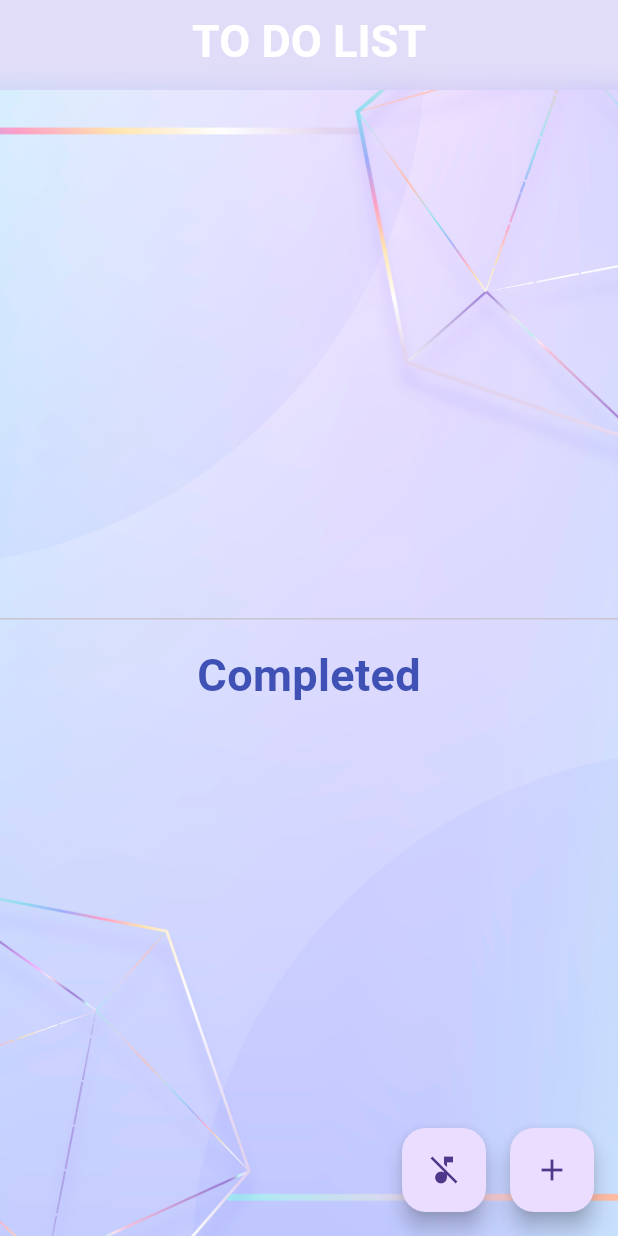
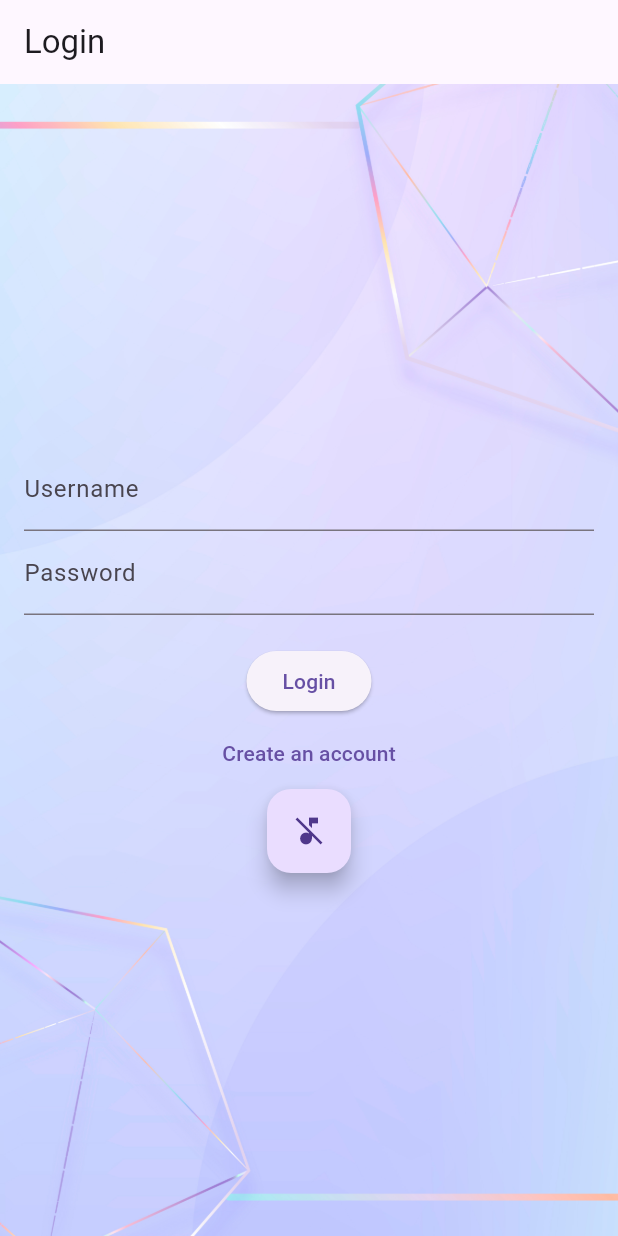
Before and after one commit to namtranst2304/flutter-todoapp, a Flutter app: the screen it shows after launch, after a tap on the "music note" icon, on a phone screen of 412 x 824 dp. Run offline on Flutter 3.47's test engine with Material 3 defaults, Android fonts, the phone set to English and light mode, and no system bars; our stand-ins replace audioplayers, shared_preferences.

Commit message:
update login page

```diff
--- /dev/null
+++ b/lib/login_page.dart
@@ -0,0 +1,149 @@
+import 'package:flutter/material.dart';
+import 'package:shared_preferences/shared_preferences.dart';
+import 'todo_list.dart';
+
+class LoginPage extends StatefulWidget {
+  final bool isPlaying;
+  final VoidCallback toggleMusic;
+
+  const LoginPage({
+    super.key,
+    required this.isPlaying,
+    required this.toggleMusic,
+  });
+
+  @override
+  _LoginPageState createState() => _LoginPageState();
+}
+
+class _LoginPageState extends State<LoginPage> {
+  final TextEditingController _usernameController = TextEditingController();
+  final TextEditingController _passwordController = TextEditingController();
+  bool _isLogin = true;
+
+  void _login() async {
+    SharedPreferences prefs = await SharedPreferences.getInstance();
+    String? storedPassword = prefs.getString(_usernameController.text);
+    if (storedPassword == _passwordController.text) {
+      await prefs.setString('username', _usernameController.text);
+      Navigator.of(context).pushReplacement(
+        MaterialPageRoute(
+          builder: (context) => TodoList(
+            username: _usernameController.text,
+            isPlaying: widget.isPlaying,
+            toggleMusic: widget.toggleMusic,
+          ),
+        ),
+      );
+    } else {
+      ScaffoldMessenger.of(context).showSnackBar(
+        SnackBar(content: Text('Invalid username or password')),
+      );
+    }
+  }
+
+  void _register() async {
+    SharedPreferences prefs = await SharedPreferences.getInstance();
+    await prefs.setString(_usernameController.text, _passwordController.text);
+    setState(() {
+      _isLogin = true;
+    });
+    ScaffoldMessenger.of(context).showSnackBar(
+      SnackBar(content: Text('Registration successful')),
+    );
+  }
+
+  void _showRegisterDialog() {
+    showDialog(
+      context: context,
+      builder: (BuildContext context) {
+        return AlertDialog(
+          title: Text('Register'),
+          content: Column(
+            mainAxisSize: MainAxisSize.min,
+            children: [
+              TextField(
+                controller: _usernameController,
+                decoration: InputDecoration(labelText: 'Username'),
+              ),
+              TextField(
+                controller: _passwordController,
+                decoration: InputDecoration(labelText: 'Password'),
+                obscureText: true,
+              ),
+            ],
+          ),
+          actions: [
+            TextButton(
+              onPressed: () {
+                Navigator.of(context).pop();
+              },
+              child: Text('Cancel'),
+            ),
+            TextButton(
+              onPressed: () {
+                _register();
+                Navigator.of(context).pop();
+              },
+              child: Text('Register'),
+            ),
+          ],
+        );
+      },
+    );
+  }
+
+  @override
+  Widget build(BuildContext context) {
+    return Scaffold(
+      appBar: AppBar(title: Text(_isLogin ? 'Login' : 'Register')),
+      body: Container(
+        decoration: BoxDecoration(
+          image: DecorationImage(
+            image: AssetImage("assets/background.jpg"), // Hình nền
+            fit: BoxFit.cover,
+          ),
+        ),
+        child: Padding(
+          padding: const EdgeInsets.all(16.0),
+          child: Column(
+            mainAxisAlignment: MainAxisAlignment.center,
+            children: [
+              TextField(
+                controller: _usernameController,
+                decoration: InputDecoration(labelText: 'Username'),
+              ),
+              TextField(
+                controller: _passwordController,
+                decoration: InputDecoration(labelText: 'Password'),
+                obscureText: true,
+              ),
+              SizedBox(height: 20),
+              ElevatedButton(
+                onPressed: _isLogin ? _login : _register,
+                child: Text(_isLogin ? 'Login' : 'Register'),
+              ),
+              TextButton(
+                onPressed: () {
+                  if (_isLogin) {
+                    _showRegisterDialog();
+                  } else {
+                    setState(() {
+                      _isLogin = !_isLogin;
+                    });
+                  }
+                },
+                child: Text(_isLogin ? 'Create an account' : 'Already have an account? Login'),
+              ),
+              FloatingActionButton(
+                onPressed: widget.toggleMusic,
+                tooltip: 'Toggle Music',
+                child: Icon(widget.isPlaying ? Icons.music_note : Icons.music_off),
+              ),
+            ],
+          ),
+        ),
+      ),
+    );
+  }
+}
--- a/lib/main.dart
+++ b/lib/main.dart
@@ -1,30 +1,57 @@
 import 'package:flutter/material.dart';
-import 'todo_list.dart';
+import 'package:audioplayers/audioplayers.dart';
+import 'login_page.dart';
 
-// Hàm main khởi chạy ứng dụng Flutter
 void main() => runApp(TodoApp());
 
-class TodoApp extends StatelessWidget {
-  const TodoApp({super.key}); // super.key truyền key từ TodoApp đến lớp cha StatelessWidget
+class TodoApp extends StatefulWidget {
+  const TodoApp({super.key});
+
+  @override
+  _TodoAppState createState() => _TodoAppState();
+}
+
+class _TodoAppState extends State<TodoApp> {
+  late final AudioPlayer _player;
+  bool _isPlaying = true;
+
+  @override
+  void initState() {
+    super.initState();
+    _player = AudioPlayer();
+    _playMusic();
+  }
+
+  void _playMusic() async {
+    try {
+      await _player.setReleaseMode(ReleaseMode.loop);
+      await _player.play(AssetSource('audio/background.mp3'));
+    } catch (e) {
+      // Handle error
+    }
+  }
+
+  void _toggleMusic() async {
+    if (_isPlaying) {
+      await _player.stop();
+    } else {
+      await _player.setReleaseMode(ReleaseMode.loop);
+      await _player.play(AssetSource('audio/background.mp3'));
+    }
+    setState(() {
+      _isPlaying = !_isPlaying;
+    });
+  }
 
   @override
   Widget build(BuildContext context) {
-    /*
-     * Trả về một MaterialApp với tiêu đề và widget TodoList
-     * MaterialApp là widget gốc của ứng dụng, cung cấp nhiều tính năng như điều hướng, chủ đề, và nhiều hơn nữa.
-     * debugShowCheckedModeBanner: false để ẩn banner debug.
-     * home: TodoList() đặt TodoList làm widget chính của ứng dụng.
-     */
     return MaterialApp(
       title: 'To-Do App',
       debugShowCheckedModeBanner: false,
-      home: TodoList(),
+      home: LoginPage(
+        isPlaying: _isPlaying,
+        toggleMusic: _toggleMusic,
+      ),
     );
   }
 }
-
-/*
- * Truyền key là việc cung cấp một giá trị key cho widget.
- * Key giúp Flutter xác định và theo dõi trạng thái của widget khi cấu trúc widget thay đổi.
- * Khi truyền super.key, key được truyền từ TodoApp đến lớp cha StatelessWidget.
- */
--- a/lib/todo_list.dart
+++ b/lib/todo_list.dart
@@ -6,10 +6,20 @@ import 'todo_item.dart'; // Import file todo_item.dart
 import 'completed_item.dart'; // Import file completed_item.dart
 import 'dart:ui'; // Thư viện giao diện người dùng
 import 'dart:convert'; // Thư viện mã hóa và giải mã JSON
+import 'login_page.dart'; // Import file login_page.dart
 
 // Widget TodoList kế thừa từ StatefulWidget
 class TodoList extends StatefulWidget {
-  const TodoList({super.key});
+  final String username; // Add username parameter
+  final bool isPlaying;
+  final VoidCallback toggleMusic;
+
+  const TodoList({
+    super.key,
+    required this.username,
+    required this.isPlaying,
+    required this.toggleMusic,
+  });
 
   @override
   TodoListState createState() => TodoListState();
@@ -20,12 +30,13 @@ class TodoListState extends State<TodoList> {
   final List<String> _todoItems = []; // Danh sách công việc cần làm
   final List<Map<String, dynamic>> _completedItems = []; // Danh sách công việc đã hoàn thành
   late final AudioPlayer _player; // Đối tượng phát nhạc
-  bool _isPlaying = true; // Trạng thái phát nhạc
+  late String _username; // Add username variable
 
   @override
   void initState() {
     super.initState();
     _player = AudioPlayer(); // Khởi tạo đối tượng phát nhạc
+    _username = widget.username; // Set username
     _loadData(); // Tải dữ liệu từ SharedPreferences
     _playMusic(); // Phát nhạc nền
   }
@@ -35,8 +46,8 @@ class TodoListState extends State<TodoList> {
     try {
       SharedPreferences prefs = await SharedPreferences.getInstance();
       setState(() {
-        _todoItems.addAll(prefs.getStringList('todoItems') ?? []);
-        _completedItems.addAll((prefs.getStringList('completedItems') ?? []).map((item) => Map<String, dynamic>.from(jsonDecode(item))).toList());
+        _todoItems.addAll(prefs.getStringList('$_username-todoItems') ?? []);
+        _completedItems.addAll((prefs.getStringList('$_username-completedItems') ?? []).map((item) => Map<String, dynamic>.from(jsonDecode(item))).toList());
       });
     } catch (e) {
       // Xử lý lỗi
@@ -47,8 +58,8 @@ class TodoListState extends State<TodoList> {
   void _saveData() async {
     try {
       SharedPreferences prefs = await SharedPreferences.getInstance();
-      await prefs.setStringList('todoItems', _todoItems);
-      await prefs.setStringList('completedItems', _completedItems.map((item) => jsonEncode(item)).toList());
+      await prefs.setStringList('$_username-todoItems', _todoItems);
+      await prefs.setStringList('$_username-completedItems', _completedItems.map((item) => jsonEncode(item)).toList());
     } catch (e) {
       // Xử lý lỗi
     }
@@ -64,17 +75,18 @@ class TodoListState extends State<TodoList> {
     }
   }
 
-  // Hàm bật/tắt nhạc nền
-  void _toggleMusic() async {
-    if (_isPlaying) {
-      await _player.stop();
-    } else {
-      await _player.setReleaseMode(ReleaseMode.loop);
-      await _player.play(AssetSource('audio/background.mp3')); //đường dẫn file audio
-    }
-    setState(() {
-      _isPlaying = !_isPlaying;
-    });
+  // Hàm đăng xuất
+  void _logout() async {
+    SharedPreferences prefs = await SharedPreferences.getInstance();
+    await prefs.remove('username');
+    Navigator.of(context).pushReplacement(
+      MaterialPageRoute(
+        builder: (context) => LoginPage(
+          isPlaying: widget.isPlaying,
+          toggleMusic: widget.toggleMusic,
+        ),
+      ),
+    );
   }
 
   // Hàm thêm công việc mới
@@ -293,9 +305,9 @@ class TodoListState extends State<TodoList> {
         mainAxisAlignment: MainAxisAlignment.end,
         children: [
           FloatingActionButton(
-            onPressed: _toggleMusic, // Nút bật/tắt nhạc
+            onPressed: widget.toggleMusic, // Nút bật/tắt nhạc
             tooltip: 'Toggle Music',
-            child: Icon(_isPlaying ? Icons.music_note : Icons.music_off),
+            child: Icon(widget.isPlaying ? Icons.music_note : Icons.music_off),
           ),
           SizedBox(width: 16),
           FloatingActionButton(
@@ -303,6 +315,12 @@ class TodoListState extends State<TodoList> {
             tooltip: 'Add task',
             child: Icon(Icons.add),
           ),
+          SizedBox(width: 16),
+          FloatingActionButton(
+            onPressed: _logout, // Nút đăng xuất
+            tooltip: 'Logout',
+            child: Icon(Icons.logout),
+          ),
         ],
       ),
     );
--- a/pubspec.yaml
+++ b/pubspec.yaml
@@ -25,6 +25,7 @@ flutter:
   assets:
     - assets/background.jpg
     - assets/audio/background.mp3
+    # - assets/login_page.jpg
   uses-material-design: true
 
 flutter_icons:
```
